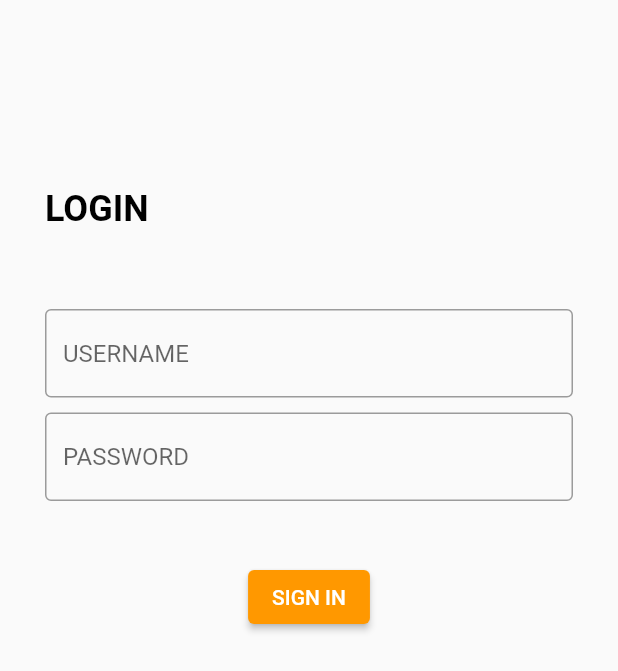
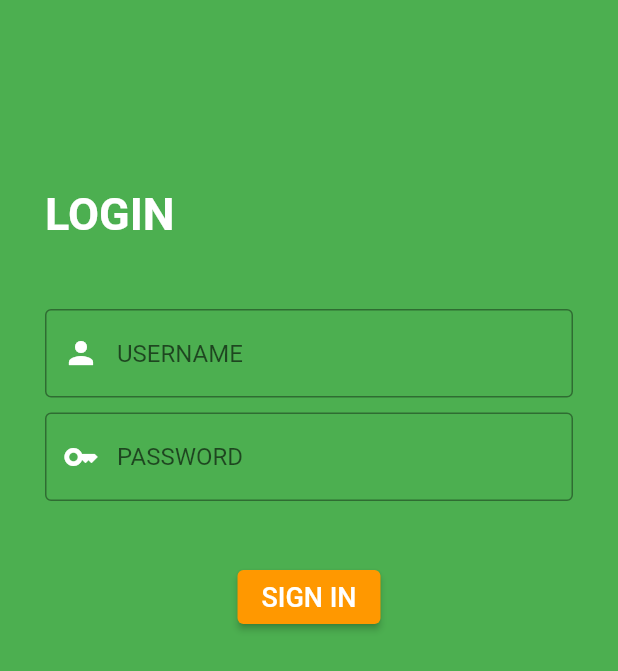
Before and after one commit to AukhaleSanish/FlutterApp, a Flutter app: the screen it shows after launch, on a phone screen of 412 x 824 dp. Shown: the top 671 px of the screen. Run offline on Flutter 3.47's test engine with Material 2 defaults, Android fonts, the phone set to English and light mode, and no system bars; our stand-ins replace auto_size_text, shared_preferences, top_snackbar_flutter.

Commit message:
UI CHANGES

```diff
--- a/lib/view/loginView.dart
+++ b/lib/view/loginView.dart
@@ -16,6 +16,7 @@ class _MyLoginState extends State<MyLogin> {
   @override
   Widget build(BuildContext context) {
     return Scaffold(
+      backgroundColor: Colors.green,
       body: Stack(
         children: [
           Container(
@@ -23,9 +24,10 @@ class _MyLoginState extends State<MyLogin> {
             child: const Text(
               'LOGIN',
               style: TextStyle(
-                color: Colors.black,
+                color: Colors.white,
                 fontWeight: FontWeight.bold,
-                fontSize: 24,
+                fontSize: 30,
+
                 //decoration: TextDecoration.underline,
               ),
             ),
@@ -39,8 +41,16 @@ class _MyLoginState extends State<MyLogin> {
               children: [
                 TextField(
                   controller: uName,
-                  decoration: const InputDecoration(
-                      border: OutlineInputBorder(), hintText: 'USERNAME'),
+                  cursorColor: Colors.white,
+                  decoration: InputDecoration(
+                    border: OutlineInputBorder(),
+                    hintText: 'USERNAME',
+                    prefixIcon: Icon(
+                      Icons.person,
+                      color: Colors.white,
+                    ),
+                    //hintStyle: TextStyle(color: Colors.white)
+                  ),
                 ),
                 const SizedBox(
                   height: 10,
@@ -48,9 +58,19 @@ class _MyLoginState extends State<MyLogin> {
                 TextField(
                   controller: password,
                   obscureText: true,
+                  cursorColor: Colors.white,
                   decoration: const InputDecoration(
-                      border: OutlineInputBorder(), hintText: 'PASSWORD'),
+                    border: OutlineInputBorder(),
+                    hintText: 'PASSWORD',
+
+                    prefixIcon: Icon(
+                      Icons.key,
+                      color: Colors.white,
+                    ),
+                    //hintStyle: TextStyle(color: Colors.white)
+                  ),
                 ),
+
                 const SizedBox(
                   height: 40,
                 ),
@@ -64,8 +84,11 @@ class _MyLoginState extends State<MyLogin> {
                   style: ButtonStyle(
                     backgroundColor: MaterialStateProperty.all(Colors.orange),
                   ),
-                  child: const Text('SIGN IN'),
-                )
+                  child: const Text(
+                    'SIGN IN',
+                    style: TextStyle(fontSize: 18),
+                  ),
+                ),
               ],
             ),
           ),
--- a/pubspec.yaml
+++ b/pubspec.yaml
@@ -42,6 +42,7 @@ dependencies:
   auto_size_text: ^3.0.0
   infinite_scroll_pagination: ^3.2.0
   google_fonts: ^3.0.1
+  top_snackbar_flutter: ^2.1.1
 
 dev_dependencies:
   flutter_test:
```
Also changed, not shown: lib/view/productView.dart (+9 -2 lines), lib/view/splashView.dart (+3 -6 lines), lib/viewmodel/loginViewModel.dart (+15 -9 lines), pubspec.lock, 1 other file.
